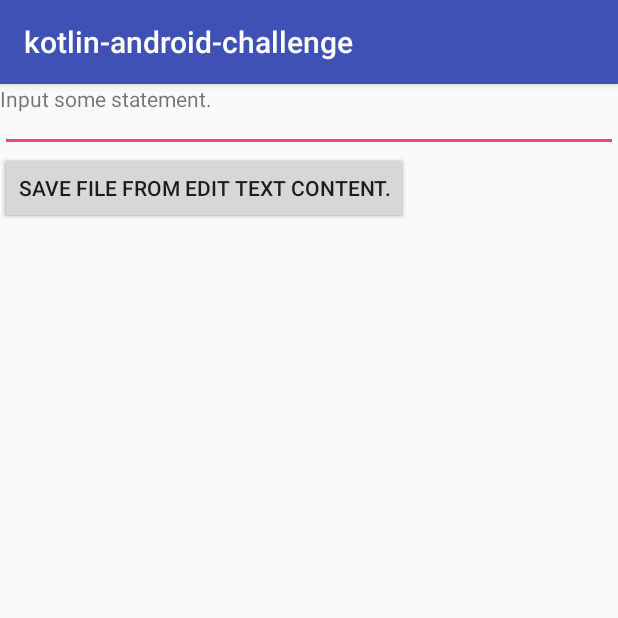
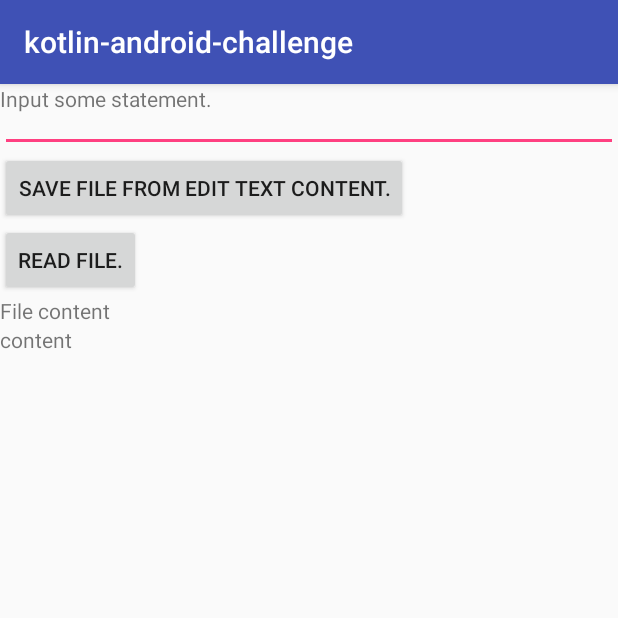
Before and after one commit to naokiur/kotlin-android-challenge, an Android app: the FileIOActivity screen opened directly, with no data from a screen before it, on a phone screen of 412 x 824 dp, the top half of it. Run offline under Robolectric (Android 15) with nearby library versions, the phone set to English and light mode, and no system bars.

Commit message:
Add button space of read file.

```diff
--- a/app/src/main/java/jp/ne/naokiur/kotlin_android_challenge/FileIOActivity.kt
+++ b/app/src/main/java/jp/ne/naokiur/kotlin_android_challenge/FileIOActivity.kt
@@ -17,5 +17,14 @@ class FileIOActivity : AppCompatActivity() {
             File(baseContext.filesDir, "sample.txt").appendText(target)
             text_save_target.text.clear()
         }
+
+        read_file.setOnClickListener {
+            readFile()
+        }
+
+    }
+
+    fun readFile() {
+        text_read_result.text = "After Read by other function"
     }
 }
--- a/app/src/main/res/layout/activity_file_io.xml
+++ b/app/src/main/res/layout/activity_file_io.xml
@@ -25,10 +25,26 @@
         android:layout_height="wrap_content"
         android:text="Save File from edit text content."
         app:layout_constraintTop_toBottomOf="@+id/text_save_target" />
+
     <Button
-        android:id="@+id/read"
+        android:id="@+id/read_file"
         android:layout_width="wrap_content"
         android:layout_height="wrap_content"
-        android:text="Save File from edit text content."
-        app:layout_constraintTop_toBottomOf="@+id/text_save_target" />
+        android:text="Read file."
+        app:layout_constraintTop_toBottomOf="@+id/save_file" />
+
+    <TextView
+        android:id="@+id/label_read_result"
+        android:layout_width="wrap_content"
+        android:layout_height="wrap_content"
+        android:text="File content"
+        app:layout_constraintTop_toBottomOf="@+id/read_file" />
+
+    <TextView
+        android:id="@+id/text_read_result"
+        android:layout_width="wrap_content"
+        android:layout_height="wrap_content"
+        android:text="content"
+        app:layout_constraintTop_toBottomOf="@+id/label_read_result" />
+
 </android.support.constraint.ConstraintLayout>
```
